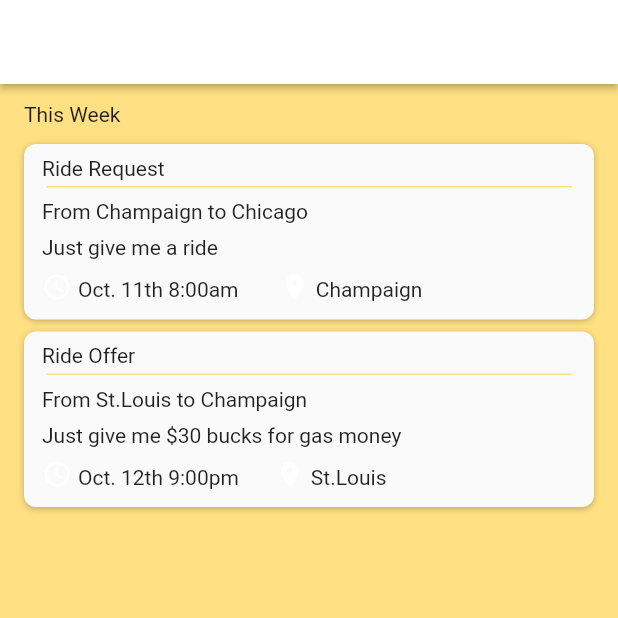
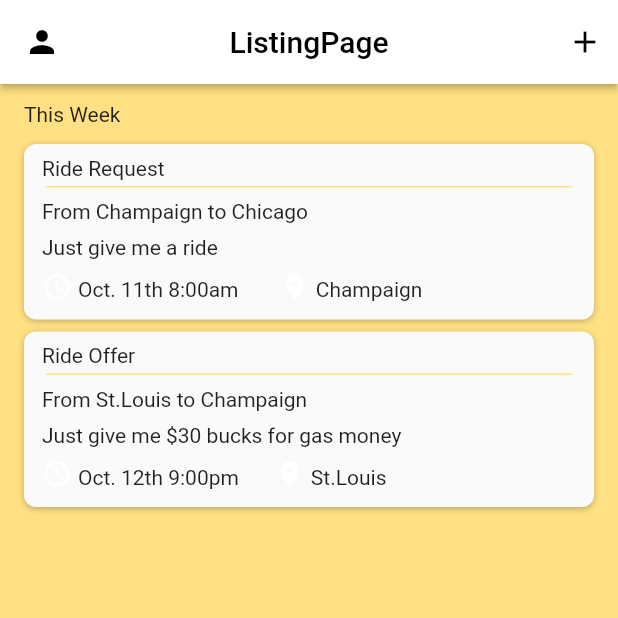
Before and after one commit to CS196Illinois/Group37-FA22, a Flutter app: the ListingPage screen opened directly, on a phone screen of 412 x 824 dp, the top half of it. Run offline on Flutter 3.47's test engine with Material 2 defaults, Android fonts, the light colour scheme and no system bars.

Commit message:
Added completed pages to the application

```diff
--- /dev/null
+++ b/Project/rideshare/lib/ListingPage.dart
@@ -0,0 +1,308 @@
+import '../constants/theme.dart';
+import '../constants/util.dart';
+import 'package:flutter/material.dart';
+
+class ListingPage extends StatefulWidget {
+  const ListingPage({Key? key}) : super(key: key);
+
+  @override
+  _ListingPageState createState() => _ListingPageState();
+}
+
+class _ListingPageState extends State<ListingPage> {
+  final scaffoldKey = GlobalKey<ScaffoldState>();
+
+  @override
+  Widget build(BuildContext context) {
+    return Scaffold(
+      key: scaffoldKey,
+      backgroundColor: lightTheme.backgroundColor,
+      appBar: AppBar(
+        backgroundColor: lightTheme.appBarTheme.backgroundColor,
+        leading: IconButton(
+            onPressed: () {
+              print("profile button clicked");
+            },
+            icon: const Icon(Icons.person)),
+        title: const Text("ListingPage"),
+        actions: <Widget>[
+          IconButton(
+              onPressed: () {
+                print("add button clicked");
+              },
+              icon: const Icon(Icons.add))
+        ],
+        centerTitle: true,
+        elevation: 2,
+      ),
+      body: SafeArea(
+        child: Column(
+          mainAxisSize: MainAxisSize.max,
+          children: [
+            Row(
+              mainAxisSize: MainAxisSize.max,
+              children: [
+                Padding(
+                  padding: const EdgeInsetsDirectional.fromSTEB(16, 12, 0, 12),
+                  child: Text(
+                    'This Week',
+                    style: lightTheme.textTheme.subtitle1,
+                  ),
+                ),
+              ],
+            ),
+            Padding(
+              padding: const EdgeInsetsDirectional.fromSTEB(0, 0, 0, 12),
+              child: ListView(
+                padding: EdgeInsets.zero,
+                primary: false,
+                shrinkWrap: true,
+                scrollDirection: Axis.vertical,
+                children: [
+                  //first event card
+                  Padding(
+                    padding: const EdgeInsetsDirectional.fromSTEB(16, 0, 16, 8),
+                    child: Container(
+                      width: double.infinity,
+                      decoration: BoxDecoration(
+                        color: lightTheme.scaffoldBackgroundColor,
+                        boxShadow: const [
+                          BoxShadow(
+                            blurRadius: 3,
+                            color: Color(0x430F1113),
+                            offset: Offset(0, 1),
+                          )
+                        ],
+                        borderRadius: BorderRadius.circular(8),
+                      ),
+                      child: Column(
+                        mainAxisSize: MainAxisSize.max,
+                        children: [
+                          Padding(
+                            padding: const EdgeInsetsDirectional.fromSTEB(
+                                12, 4, 12, 4),
+                            child: Row(
+                              mainAxisSize: MainAxisSize.max,
+                              children: [
+                                Padding(
+                                  padding: const EdgeInsetsDirectional.fromSTEB(
+                                      0, 4, 0, 0),
+                                  child: Text('Ride Request',
+                                      style: lightTheme.textTheme.bodyText2),
+                                ),
+                              ],
+                            ),
+                          ),
+                          Container(
+                            width: MediaQuery.of(context).size.width * 0.85,
+                            height: 1,
+                            decoration: BoxDecoration(
+                                color: lightTheme.backgroundColor),
+                          ),
+                          Padding(
+                            padding: const EdgeInsetsDirectional.fromSTEB(
+                                12, 4, 12, 4),
+                            child: Row(
+                              mainAxisSize: MainAxisSize.max,
+                              children: [
+                                Padding(
+                                  padding: const EdgeInsetsDirectional.fromSTEB(
+                                      0, 4, 0, 0),
+                                  child: Text(
+                                    'From Champaign to Chicago',
+                                    style: lightTheme.textTheme.subtitle1,
+                                  ),
+                                ),
+                              ],
+                            ),
+                          ),
+                          Padding(
+                            padding: const EdgeInsetsDirectional.fromSTEB(
+                                12, 4, 12, 4),
+                            child: Row(
+                              mainAxisSize: MainAxisSize.max,
+                              children: [
+                                Expanded(
+                                  child: Text(
+                                    'Just give me a ride',
+                                    style: lightTheme.textTheme.bodyText2,
+                                  ),
+                                ),
+                              ],
+                            ),
+                          ),
+                          Padding(
+                            padding: const EdgeInsetsDirectional.fromSTEB(
+                                12, 4, 12, 8),
+                            child: Row(
+                              mainAxisSize: MainAxisSize.max,
+                              children: [
+                                Padding(
+                                  padding: const EdgeInsetsDirectional.fromSTEB(
+                                      0, 0, 0, 4),
+                                  child: Icon(
+                                    Icons.schedule,
+                                    color: lightTheme.primaryColor,
+                                    size: 20,
+                                  ),
+                                ),
+                                Padding(
+                                  padding: const EdgeInsetsDirectional.fromSTEB(
+                                      4, 0, 0, 0),
+                                  child: Text('Oct. 11th 8:00am ',
+                                      style: lightTheme.textTheme.bodyText1),
+                                ),
+                                Padding(
+                                  padding: const EdgeInsetsDirectional.fromSTEB(
+                                      24, 0, 0, 4),
+                                  child: Icon(
+                                    Icons.location_on_sharp,
+                                    color: lightTheme.primaryColor,
+                                    size: 20,
+                                  ),
+                                ),
+                                Padding(
+                                  padding: const EdgeInsetsDirectional.fromSTEB(
+                                      4, 0, 0, 0),
+                                  child: Text('Champaign',
+                                      style: lightTheme.textTheme.bodyText1),
+                                ),
+                              ],
+                            ),
+                          ),
+                        ],
+                      ),
+                    ),
+                  ),
+                  //second event card
+                  Padding(
+                    padding: const EdgeInsetsDirectional.fromSTEB(16, 0, 16, 0),
+                    child: InkWell(
+                      onTap: () {
+                        null;
+                      },
+                      child: Container(
+                        width: double.infinity,
+                        decoration: BoxDecoration(
+                          color: lightTheme.scaffoldBackgroundColor,
+                          boxShadow: const [
+                            BoxShadow(
+                              blurRadius: 3,
+                              color: Color(0x430F1113),
+                              offset: Offset(0, 1),
+                            )
+                          ],
+                          borderRadius: BorderRadius.circular(8),
+                        ),
+                        child: Column(
+                          mainAxisSize: MainAxisSize.max,
+                          children: [
+                            Padding(
+                              padding: const EdgeInsetsDirectional.fromSTEB(
+                                  12, 4, 12, 4),
+                              child: Row(
+                                mainAxisSize: MainAxisSize.max,
+                                children: [
+                                  Padding(
+                                    padding:
+                                        const EdgeInsetsDirectional.fromSTEB(
+                                            0, 4, 0, 0),
+                                    child: Text('Ride Offer',
+                                        style: lightTheme.textTheme.bodyText2),
+                                  ),
+                                ],
+                              ),
+                            ),
+                            Container(
+                              width: MediaQuery.of(context).size.width * 0.85,
+                              height: 1,
+                              decoration: BoxDecoration(
+                                  color: lightTheme.backgroundColor),
+                            ),
+                            Padding(
+                              padding: const EdgeInsetsDirectional.fromSTEB(
+                                  12, 4, 12, 4),
+                              child: Row(
+                                mainAxisSize: MainAxisSize.max,
+                                children: [
+                                  Padding(
+                                    padding:
+                                        const EdgeInsetsDirectional.fromSTEB(
+                                            0, 4, 0, 0),
+                                    child: Text('From St.Louis to Champaign',
+                                        style: lightTheme.textTheme.subtitle1),
+                                  ),
+                                ],
+                              ),
+                            ),
+                            Padding(
+                              padding: const EdgeInsetsDirectional.fromSTEB(
+                                  12, 4, 12, 4),
+                              child: Row(
+                                mainAxisSize: MainAxisSize.max,
+                                children: [
+                                  Expanded(
+                                    child: Text(
+                                        'Just give me \$30 bucks for gas money',
+                                        style: lightTheme.textTheme.bodyText2),
+                                  ),
+                                ],
+                              ),
+                            ),
+                            Padding(
+                              padding: const EdgeInsetsDirectional.fromSTEB(
+                                  12, 4, 12, 8),
+                              child: Row(
+                                mainAxisSize: MainAxisSize.max,
+                                children: [
+                                  Padding(
+                                    padding:
+                                        const EdgeInsetsDirectional.fromSTEB(
+                                            0, 0, 0, 4),
+                                    child: Icon(
+                                      Icons.schedule,
+                                      color: lightTheme.primaryColor,
+                                      size: 20,
+                                    ),
+                                  ),
+                                  Padding(
+                                    padding:
+                                        const EdgeInsetsDirectional.fromSTEB(
+                                            4, 0, 0, 0),
+                                    child: Text('Oct. 12th 9:00pm',
+                                        style: lightTheme.textTheme.bodyText1),
+                                  ),
+                                  Padding(
+                                    padding:
+                                        const EdgeInsetsDirectional.fromSTEB(
+                                            24, 0, 0, 4),
+                                    child: Icon(
+                                      Icons.location_on_sharp,
+                                      color: lightTheme.primaryColor,
+                                      size: 20,
+                                    ),
+                                  ),
+                                  Padding(
+                                    padding:
+                                        const EdgeInsetsDirectional.fromSTEB(
+                                            4, 0, 0, 0),
+                                    child: Text('St.Louis',
+                                        style: lightTheme.textTheme.bodyText1),
+                                  ),
+                                ],
+                              ),
+                            ),
+                          ],
+                        ),
+                      ),
+                    ),
+                  ),
+                ],
+              ),
+            ),
+          ],
+        ),
+      ),
+    );
+  }
+}
--- /dev/null
+++ b/Project/rideshare/lib/constants/theme.dart
@@ -0,0 +1,71 @@
+import 'package:flutter/material.dart';
+
+ThemeData darkTheme = ThemeData(
+  brightness: Brightness.dark,
+  visualDensity: VisualDensity.comfortable,
+  appBarTheme: const AppBarTheme(
+      foregroundColor: Colors.white70, backgroundColor: Colors.black),
+  bottomAppBarColor: Colors.grey,
+  elevatedButtonTheme: ElevatedButtonThemeData(
+    style: ButtonStyle(
+      backgroundColor: MaterialStateProperty.resolveWith<Color?>(
+          (Set<MaterialState> states) {
+        return Colors.orange;
+      }),
+    ),
+  ),
+  disabledColor: const Color(0xffd4d1d1),
+  errorColor: const Color(0xffff0f00),
+  toggleableActiveColor: Colors.orange,
+  textTheme: const TextTheme(
+    headline1: TextStyle(
+      color: Colors.white,
+    ),
+    headline2: TextStyle(
+      color: Colors.white,
+    ),
+    headline3: TextStyle(
+      color: Colors.white,
+    ),
+    headline4: TextStyle(
+      color: Colors.white,
+    ),
+  ),
+);
+
+ThemeData lightTheme = ThemeData(
+  visualDensity: VisualDensity.comfortable,
+  backgroundColor: Colors.white,
+  brightness: Brightness.light,
+  appBarTheme: const AppBarTheme(
+      foregroundColor: Colors.black, backgroundColor: Colors.white),
+  elevatedButtonTheme: ElevatedButtonThemeData(
+    style: ButtonStyle(
+      backgroundColor: MaterialStateProperty.resolveWith<Color?>(
+          (Set<MaterialState> states) {
+        return Colors.orange;
+      }),
+    ),
+  ),
+  primaryColor: const Color(0xffffffff),
+  bottomAppBarColor: const Color(0xffffffff),
+  disabledColor: const Color(0xffd4d1d1),
+  errorColor: const Color(0xffff0f00),
+  toggleableActiveColor: Colors.orange,
+  textTheme: const TextTheme(
+    headline1: TextStyle(
+      color: Color(0xff1f1f1f),
+    ),
+    headline2: TextStyle(
+      color: Color(0xff1f1f1f),
+    ),
+    headline3: TextStyle(
+      color: Color(0xff1f1f1f),
+    ),
+    headline4: TextStyle(
+      color: Color(0xff212121),
+    ),
+  ),
+  colorScheme: ColorScheme.fromSwatch(primarySwatch: Colors.amber)
+      .copyWith(secondary: const Color(0xffff9a19)),
+);
--- /dev/null
+++ b/Project/rideshare/lib/constants/util.dart
@@ -0,0 +1 @@
+// TODO Implement this library.
--- a/Project/rideshare/lib/main.dart
+++ b/Project/rideshare/lib/main.dart
@@ -1,4 +1,7 @@
 import 'package:flutter/material.dart';
+import '../constants/theme.dart';
+
+import 'ListingPage.dart';
 
 void main() {
   runApp(const MyApp());
@@ -12,18 +15,7 @@
   Widget build(BuildContext context) {
     return MaterialApp(
       title: 'Flutter Demo',
-      theme: ThemeData(
-        // This is the theme of your application.
-        //
-        // Try running your application with "flutter run". You'll see the
-        // application has a blue toolbar. Then, without quitting the app, try
-        // changing the primarySwatch below to Colors.green and then invoke
-        // "hot reload" (press "r" in the console where you ran "flutter run",
-        // or simply save your changes to "hot reload" in a Flutter IDE).
-        // Notice that the counter didn't reset back to zero; the application
-        // is not restarted.
-        primarySwatch: Colors.blue,
-      ),
+      theme: lightTheme,
       home: const MyHomePage(title: 'Flutter Demo Home Page'),
     );
   }
@@ -71,6 +63,12 @@
     // than having to individually change instances of widgets.
     return Scaffold(
       appBar: AppBar(
+        leading: IconButton(
+            onPressed: () {
+              Navigator.pushReplacement(context,
+                  MaterialPageRoute(builder: (context) => const ListingPage()));
+            },
+            icon: const Icon(Icons.remove)),
         // Here we take the value from the MyHomePage object that was created by
         // the App.build method, and use it to set our appbar title.
         title: Text(widget.title),
```
